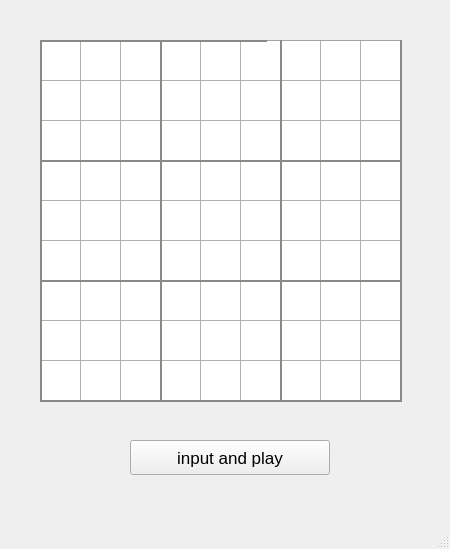
axwl03/2018-pd2-Project2, file sudoku/custom.ui: the form before one commit.
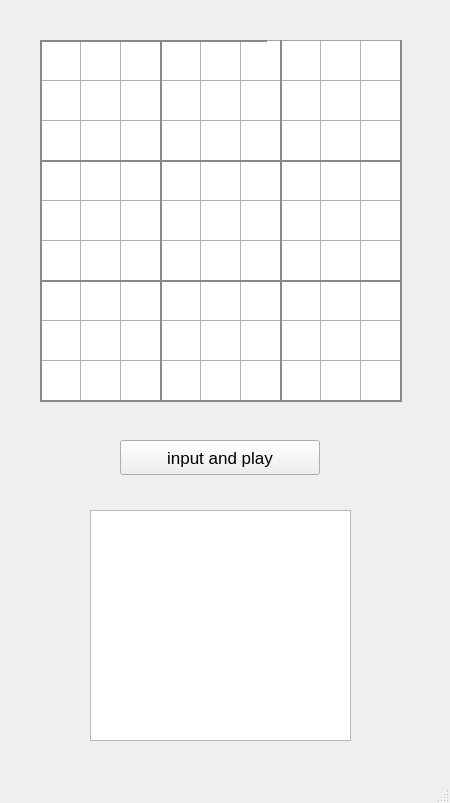
The form after the commit.

```diff
--- a/sudoku/custom.ui
+++ b/sudoku/custom.ui
@@ -7,7 +7,7 @@
     <x>0</x>
     <y>0</y>
     <width>450</width>
-    <height>549</height>
+    <height>803</height>
    </rect>
   </property>
   <property name="windowTitle">
@@ -3433,10 +3433,20 @@
      <enum>Qt::Horizontal</enum>
     </property>
    </widget>
+   <widget class="QTextEdit" name="textEdit">
+    <property name="geometry">
+     <rect>
+      <x>90</x>
+      <y>510</y>
+      <width>261</width>
+      <height>231</height>
+     </rect>
+    </property>
+   </widget>
    <widget class="QPushButton" name="inputButton">
     <property name="geometry">
      <rect>
-      <x>130</x>
+      <x>120</x>
       <y>440</y>
       <width>200</width>
       <height>35</height>
```
